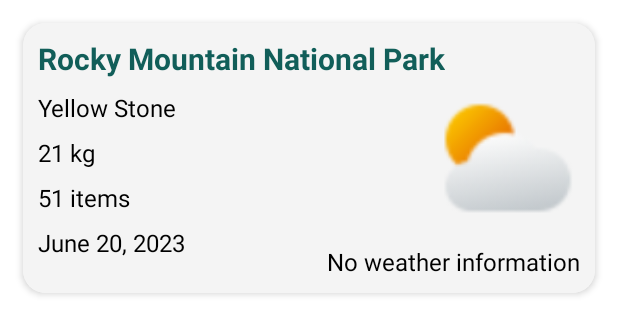
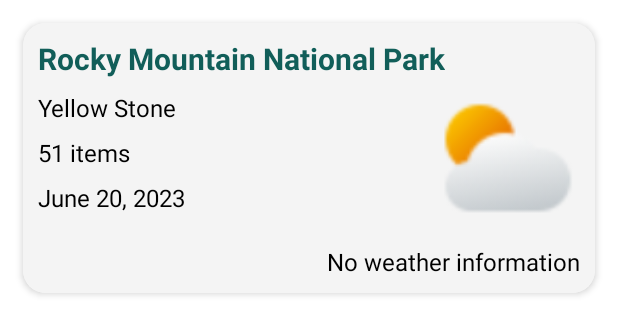
Before and after one commit to CS388Group6/App, an Android app: the layout trips_list_rv_row.xml on its own in the app's theme, with its tools: preview values and no code run, on a phone screen of 412 x 824 dp. Shown: the top 335 px of the screen. Run offline under Robolectric (Android 15) with nearby library versions, the phone set to English and light mode, and no system bars.

```diff
--- a/app/src/main/res/layout/trips_list_rv_row.xml
+++ b/app/src/main/res/layout/trips_list_rv_row.xml
@@ -39,17 +39,6 @@
             app:layout_constraintStart_toStartOf="parent"
             app:layout_constraintTop_toTopOf="parent" />
 
-        <TextView
-            android:id="@+id/tripListRVRowWeightLabel"
-            android:layout_width="wrap_content"
-            android:layout_height="wrap_content"
-            android:layout_marginTop="8dp"
-            android:text="21 kg"
-            android:textColor="#000000"
-            android:textSize="16sp"
-            app:layout_constraintStart_toStartOf="@+id/tripsListRVRowLoacationLabel"
-            app:layout_constraintTop_toBottomOf="@+id/tripsListRVRowLoacationLabel" />
-
         <ImageView
             android:id="@+id/itemsListRVRowWeatherDisplay"
             android:layout_width="100dp"
@@ -69,8 +58,8 @@
             android:text="51 items"
             android:textColor="#000000"
             android:textSize="16sp"
-            app:layout_constraintStart_toStartOf="@+id/tripListRVRowWeightLabel"
-            app:layout_constraintTop_toBottomOf="@+id/tripListRVRowWeightLabel" />
+            app:layout_constraintStart_toStartOf="@+id/tripsListRVRowLoacationLabel"
+            app:layout_constraintTop_toBottomOf="@+id/tripsListRVRowLoacationLabel" />
 
         <TextView
             android:id="@+id/tripsListRVRowDateLabel"
```
Also changed, not shown: app/src/main/java/com/cs388group6/packer/TripOverView.kt (+29 -4 lines).
